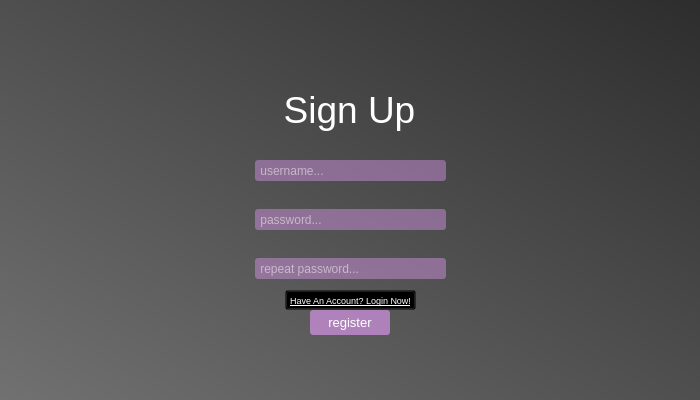
The window that gui/signup.ui (itaybiran/MinesweeperCheats-Client) describes before a commit, drawn with Qt 5.
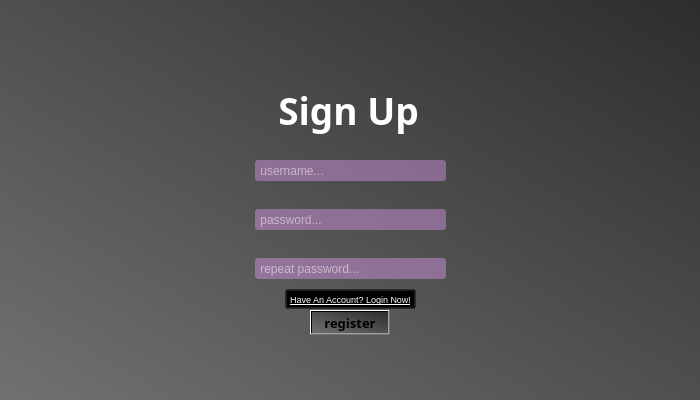
The same window after the commit.

What changed in the file:
```diff
--- a/gui/signup.ui
+++ b/gui/signup.ui
@@ -59,15 +59,18 @@
   <widget class="QLabel" name="TitleLabel">
    <property name="geometry">
     <rect>
-     <x>284</x>
+     <x>273</x>
      <y>80</y>
-     <width>131</width>
+     <width>151</width>
      <height>60</height>
     </rect>
    </property>
    <property name="font">
     <font>
+     <family>Segoe UI Black</family>
      <pointsize>28</pointsize>
+     <weight>75</weight>
+     <bold>true</bold>
     </font>
    </property>
    <property name="layoutDirection">
@@ -116,17 +119,27 @@
    </property>
    <property name="font">
     <font>
+     <family>Segoe UI Black</family>
      <pointsize>10</pointsize>
+     <weight>75</weight>
+     <bold>true</bold>
     </font>
    </property>
    <property name="cursor">
     <cursorShape>ClosedHandCursor</cursorShape>
    </property>
    <property name="styleSheet">
-    <string notr="true">background-color:rgba(236, 158, 255, 150);
+    <string notr="true">QPushButton::hover
+{
+background-color:rgb(216, 140, 234);
+}
+
+QPushButton
+{
+background-color:rgba(236, 158, 255, 170);
 border-radius:3px;
 color: white;
-</string>
+};</string>
    </property>
    <property name="text">
     <string>register</string>
@@ -139,7 +152,7 @@
    <property name="geometry">
     <rect>
      <x>285</x>
-     <y>290</y>
+     <y>289</y>
      <width>131</width>
      <height>20</height>
     </rect>
```
